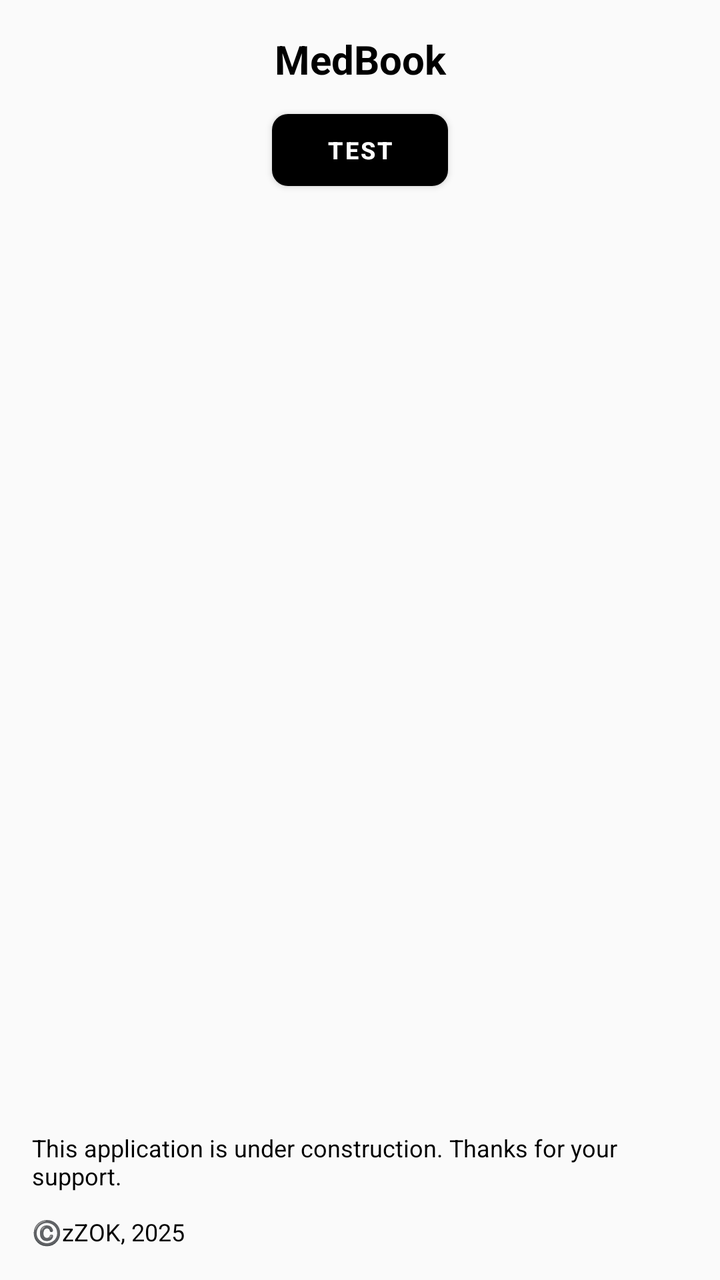
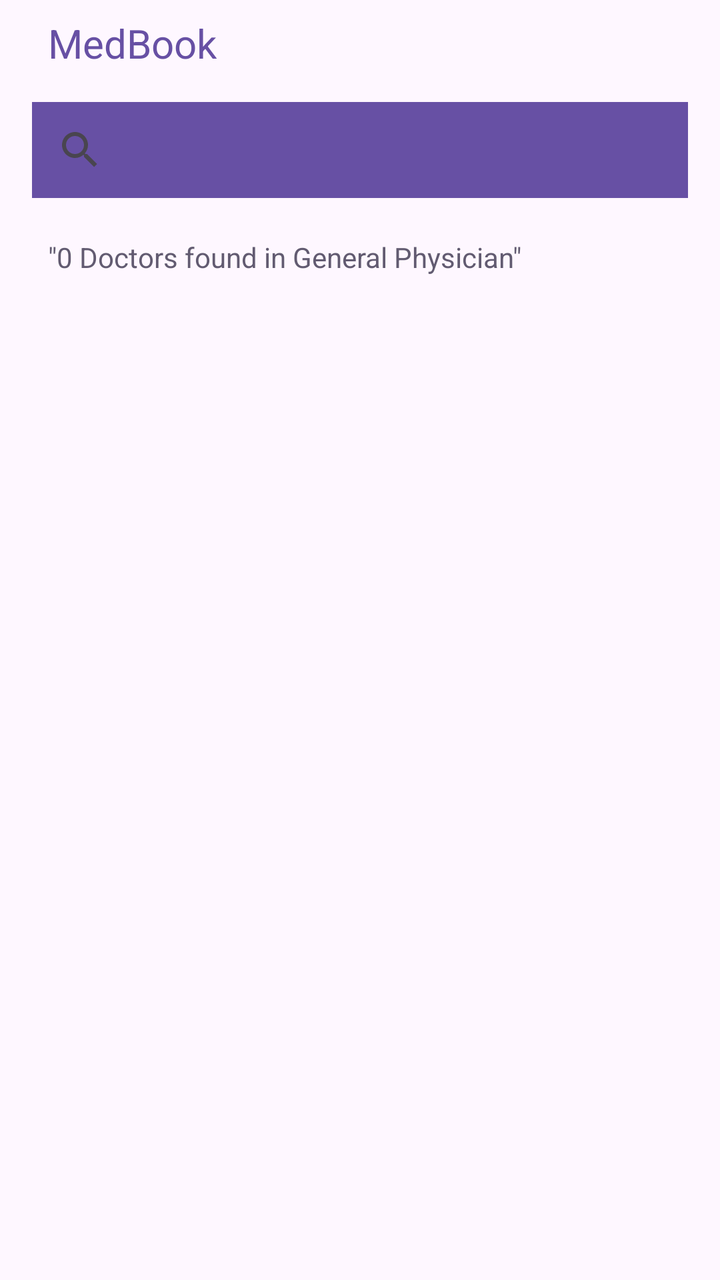

Screens rendered from an Android XML layout before and after an edit, with the pre-edit source and the edit as a unified diff.
<!-- AndroidManifest.xml: application theme AppTheme -->
<!-- res/layout/home.xml -->
<LinearLayout
	xmlns:android="http://schemas.android.com/apk/res/android"
	xmlns:app="http://schemas.android.com/apk/res-auto"
	xmlns:tools="http://schemas.android.com/tools"
	android:layout_width="match_parent"
	android:layout_height="match_parent"
	android:orientation="vertical">
	<LinearLayout
		android:id="@+id/linear1"
		android:layout_width="match_parent"
		android:layout_height="match_parent"
		android:padding="8dp"
		android:orientation="vertical">
		<TextView
			android:id="@+id/medbook_title"
			android:layout_width="match_parent"
			android:layout_height="wrap_content"
			android:padding="8dp"
			android:gravity="center_horizontal|center_vertical"
			android:text="MedBook"
			android:textSize="20sp"
			android:textStyle="bold"
			android:textColor="#000000" />
		<com.google.android.material.button.MaterialButton
			android:id="@+id/test_button"
			android:layout_width="wrap_content"
			android:layout_height="wrap_content"
			android:padding="8dp"
			android:gravity="center_horizontal|center_vertical"
			android:text="Test"
			android:textSize="12sp"
			android:textStyle="bold"
			android:textColor="#FFFFFF"
			android:layout_gravity="center_horizontal"
			android:textAppearance="@style/TextAppearance.MaterialComponents.Button"
			app:backgroundTint="@color/colorPrimary"
			app:cornerRadius="8dp"
			style="@style/Widget.MaterialComponents.Button" />
		<TextView
			android:id="@+id/thanks"
			android:layout_width="wrap_content"
			android:layout_height="match_parent"
			android:padding="8dp"
			android:gravity="bottom"
			android:text="This application is under construction. Thanks for your support.\n\n©️zZOK, 2025"
			android:textSize="12sp"
			android:textColor="#000000" />
	</LinearLayout>
</LinearLayout>
<!-- resources referenced by this layout -->
<resources>
  <color name="colorPrimary">#000000</color>
  <style name="AppTheme" parent="Theme.MaterialComponents.Light.NoActionBar.Bridge">
  		<item name="colorPrimary">@color/colorPrimary</item>
  		<item name="colorPrimaryDark">@color/colorPrimaryDark</item>
  		<item name="colorAccent">@color/colorAccent</item>
  		<item name="colorControlHighlight">@color/colorControlHighlight</item>
  		<item name="colorControlNormal">@color/colorControlNormal</item>
  	</style>
  <color name="colorPrimaryDark">#000000</color>
  <color name="colorAccent">#000000</color>
  <color name="colorControlHighlight">#000000</color>
  <color name="colorControlNormal">#000000</color>
</resources>

<!-- the commit's change to res/layout/home.xml (unified diff, before → after) -->
@@ -6,44 +6,35 @@
 	android:layout_height="match_parent"
 	android:orientation="vertical">
 	<LinearLayout
-		android:id="@+id/linear1"
+		android:id="@+id/linear_bg_home"
 		android:layout_width="match_parent"
 		android:layout_height="match_parent"
-		android:padding="8dp"
+		android:paddingLeft="16dp"
+		android:paddingRight="16dp"
+		android:background="?colorSurface"
 		android:orientation="vertical">
 		<TextView
-			android:id="@+id/medbook_title"
+			android:id="@+id/medbook_logo"
+			android:layout_width="wrap_content"
+			android:layout_height="wrap_content"
+			android:layout_marginBottom="8dp"
+			android:padding="8dp"
+			android:text="@string/app_name"
+			android:textSize="20sp"
+			android:textColor="?colorPrimary" />
+		<SearchView
+			android:id="@+id/search_docs"
 			android:layout_width="match_parent"
 			android:layout_height="wrap_content"
-			android:padding="8dp"
-			android:gravity="center_horizontal|center_vertical"
-			android:text="MedBook"
-			android:textSize="20sp"
-			android:textStyle="bold"
-			android:textColor="#000000" />
-		<com.google.android.material.button.MaterialButton
-			android:id="@+id/test_button"
+			android:background="?colorPrimary" />
+		<TextView
+			android:id="@+id/search_result_subtitle"
 			android:layout_width="wrap_content"
 			android:layout_height="wrap_content"
+			android:layout_marginTop="12dp"
 			android:padding="8dp"
-			android:gravity="center_horizontal|center_vertical"
-			android:text="Test"
-			android:textSize="12sp"
-			android:textStyle="bold"
-			android:textColor="#FFFFFF"
-			android:layout_gravity="center_horizontal"
-			android:textAppearance="@style/TextAppearance.MaterialComponents.Button"
-			app:backgroundTint="@color/colorPrimary"
-			app:cornerRadius="8dp"
-			style="@style/Widget.MaterialComponents.Button" />
-		<TextView
-			android:id="@+id/thanks"
-			android:layout_width="wrap_content"
-			android:layout_height="match_parent"
-			android:padding="8dp"
-			android:gravity="bottom"
-			android:text="This application is under construction. Thanks for your support.\n\n©️zZOK, 2025"
-			android:textSize="12sp"
-			android:textColor="#000000" />
+			android:text="&quot;0 Doctors found in General Physician&quot;"
+			android:textSize="14sp"
+			android:textColor="?colorSecondary" />
 	</LinearLayout>
 </LinearLayout>
<!-- resource entries referenced after the edit -->
@@ -1,16 +1,10 @@
 <!-- resources referenced by this layout -->
 <resources>
-  <color name="colorPrimary">#000000</color>
-  <style name="AppTheme" parent="Theme.MaterialComponents.Light.NoActionBar.Bridge">
-  		<item name="colorPrimary">@color/colorPrimary</item>
-  		<item name="colorPrimaryDark">@color/colorPrimaryDark</item>
-  		<item name="colorAccent">@color/colorAccent</item>
-  		<item name="colorControlHighlight">@color/colorControlHighlight</item>
-  		<item name="colorControlNormal">@color/colorControlNormal</item>
+  <string name="app_name" translatable="false">MedBook</string>
+  <style name="AppTheme" parent="Theme.Material3.DayNight.NoActionBar">
+  		<item name="android:statusBarColor">@android:color/transparent</item>
+  		<item name="android:navigationBarColor">@android:color/transparent</item>
+  		<item name="android:windowLightStatusBar">?attr/isLightTheme</item>
   	</style>
-  <color name="colorPrimaryDark">#000000</color>
-  <color name="colorAccent">#000000</color>
-  <color name="colorControlHighlight">#000000</color>
-  <color name="colorControlNormal">#000000</color>
 </resources>
 
